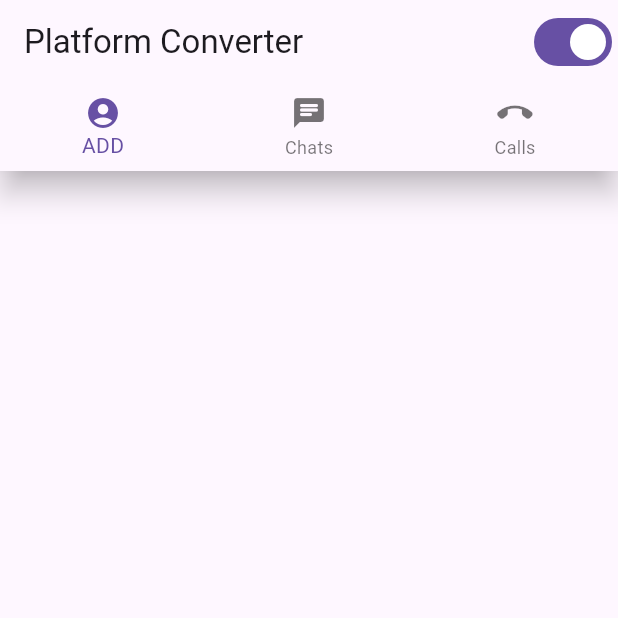
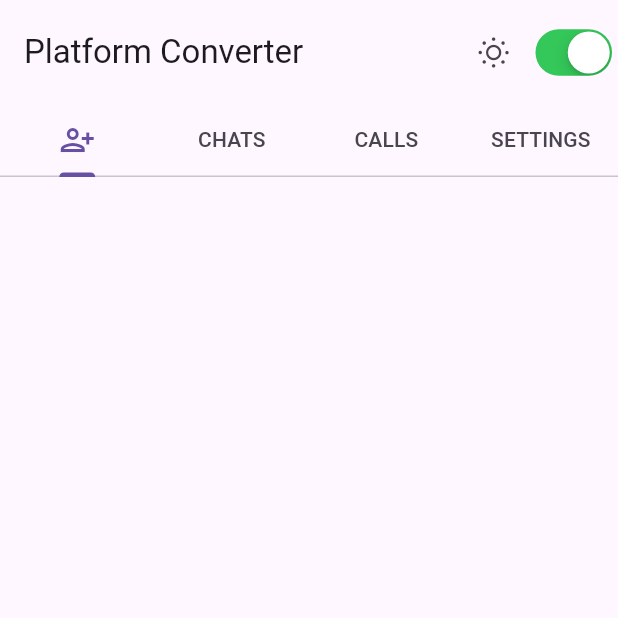
Before and after one commit to MilinMiroliya/platform_converter, a Flutter app: the screen it shows after launch, on a phone screen of 412 x 824 dp, the top half of it. Run offline on Flutter 3.47's test engine with Material 2 defaults, Android fonts, the phone set to English and light mode, and no system bars.

Commit message:
MM | 06-05-2023 11:16

```diff
--- a/lib/calls_page.dart
+++ b/lib/calls_page.dart
@@ -24,10 +24,6 @@ class _CallsPageState extends State<CallsPage> {
                   fontWeight: FontWeight.w500,
                 ),
               ),
-              Text(
-                "",
-                style: Theme.of(context).textTheme.headlineMedium,
-              ),
             ],
           ),
         ),
--- a/lib/chats_page.dart
+++ b/lib/chats_page.dart
@@ -10,8 +10,7 @@ class ChatsPage extends StatefulWidget {
 class _ChatsPageState extends State<ChatsPage> {
   @override
   Widget build(BuildContext context) {
-    return Consumer<MainProvider>(
-      builder: (context, provider, child) => Scaffold(
+    return Scaffold(
       body: Center(
         child: Column(
           mainAxisAlignment: MainAxisAlignment.center,
@@ -31,7 +30,6 @@ class _ChatsPageState extends State<ChatsPage> {
           ],
         ),
       ),
-      ),
     );
   }
 }
--- a/lib/main.dart
+++ b/lib/main.dart
@@ -1,7 +1,7 @@
+import 'package:flutter/cupertino.dart';
 import 'package:flutter/material.dart';
-import 'package:platform_converter/chats_page.dart';
-import 'package:platform_converter/main_provider.dart';
 import 'package:provider/provider.dart';
+import 'main_provider.dart';
 
 void main() {
   runApp(
@@ -14,57 +14,103 @@ void main() {
 
 class MyApp extends StatelessWidget {
   @override
+  int index = 0;
+
   Widget build(BuildContext context) {
     return MaterialApp(
       debugShowCheckedModeBanner: false,
-      theme: ThemeData(
+      theme: (Provider.of<MainProvider>(context, listen: false).isDarkView)
+          ? ThemeData.dark(useMaterial3: true)
+          : ThemeData.light(
               useMaterial3: true,
             ),
       home: Scaffold(
         appBar: AppBar(
+          toolbarHeight: 70,
           actions: [
-            Switch(
-              value: Provider.of<MainProvider>(context, listen: false).isIOS,
+            IconButton(
+              onPressed: () {
+                Provider.of<MainProvider>(context, listen: false).changeTheme();
+              },
+              icon: Icon(CupertinoIcons.sun_min),
+            ),
+            (Provider.of<MainProvider>(context, listen: false).isIOS)
+                ? CupertinoSwitch(
+                    onChanged: (val) {
+                      Provider.of<MainProvider>(context, listen: false)
+                          .changePlatform();
+                    },
+                    value: Provider.of<MainProvider>(context).isIOS,
+                  )
+                : Switch(
+                    value:
+                        Provider.of<MainProvider>(context, listen: false).isIOS,
                     onChanged: (val) {
                       Provider.of<MainProvider>(context, listen: false)
                           .changePlatform();
                     },
                   ),
           ],
-          title: Text("Platform Converter"),
+          title: const Text("Platform Converter"),
         ),
-        body: Column(
+        body: DefaultTabController(
+          length: 4,
+          child: Consumer<MainProvider>(
+            builder: (context, provider, child) => Column(
               children: [
-            BottomNavigationBar(
-              currentIndex: 0,
-              items: [
-                BottomNavigationBarItem(
-                  label: "ADD",
+                TabBar(
+                  onTap: (int val) {
+                    index = val;
+
+                    provider.pageList.elementAt(val);
+
+                    // ignore: avoid_print
+                    print(val);
+                  },
+                  tabs: const [
+                    Tab(
                       icon: Icon(
-                    Icons.account_circle_rounded,
+                        Icons.person_add_alt_1_outlined,
                       ),
                     ),
-                BottomNavigationBarItem(
-                  label: "Chats",
-                  icon: Icon(
-                    Icons.chat_rounded,
+                    Tab(
+                      child: Text(
+                        "CHATS",
+                        style: TextStyle(
+                          fontSize: 14,
+                          fontWeight: FontWeight.w500,
                         ),
                       ),
-                BottomNavigationBarItem(
-                  label: "Calls",
-                  icon: Icon(
-                    Icons.call_end_rounded,
+                    ),
+                    Tab(
+                      child: Text(
+                        "CALLS",
+                        style: TextStyle(
+                          fontSize: 14,
+                          fontWeight: FontWeight.w500,
                         ),
                       ),
-                // BottomNavigationBarItem(
-                //   label: "Settings",
-                //   icon: Icon(
-                //     Icons.settings,
-                //   ),
+                    ),
+                    Tab(
+                      child: Text(
+                        "SETTINGS",
+                        style: TextStyle(
+                          fontSize: 14,
+                          fontWeight: FontWeight.w500,
+                        ),
+                      ),
+                    ),
+                  ],
+                ),
+                // CustomScrollView(
+                //   slivers: [
+                //     provider.pageList.elementAt(index),
+                //   ],
+                //
                 // ),
               ],
             ),
-          ],
+          ),
         ),
       ),
     );
--- a/lib/main_provider.dart
+++ b/lib/main_provider.dart
@@ -1,10 +1,79 @@
 import 'package:flutter/material.dart';
 
-class MainProvider extends ChangeNotifier{
+class MainProvider extends ChangeNotifier {
   bool isIOS = true;
+  bool isDarkView = false;
 
-  changePlatform(){
+  changePlatform() {
     isIOS = !isIOS;
     notifyListeners();
   }
+
+  changeTheme() {
+    isDarkView = !isDarkView;
+    notifyListeners();
+  }
+
+  List<Widget> pageList = [
+    Center(
+      child: Column(
+        mainAxisAlignment: MainAxisAlignment.center,
+        children: <Widget>[
+          const Text(
+            'No any chats yet...',
+            style: TextStyle(
+              color: Colors.black,
+              fontSize: 16,
+              fontWeight: FontWeight.w500,
+            ),
+          ),
+        ],
+      ),
+    ),
+    Center(
+      child: Column(
+        mainAxisAlignment: MainAxisAlignment.center,
+        children: <Widget>[
+          const Text(
+            'No any chats yet...',
+            style: TextStyle(
+              color: Colors.black,
+              fontSize: 16,
+              fontWeight: FontWeight.w500,
+            ),
+          ),
+        ],
+      ),
+    ),
+    Center(
+      child: Column(
+        mainAxisAlignment: MainAxisAlignment.center,
+        children: <Widget>[
+          const Text(
+            'No any calls yet...',
+            style: TextStyle(
+              color: Colors.black,
+              fontSize: 16,
+              fontWeight: FontWeight.w500,
+            ),
+          ),
+        ],
+      ),
+    ),
+    Center(
+      child: Column(
+        mainAxisAlignment: MainAxisAlignment.center,
+        children: <Widget>[
+          const Text(
+            'No any calls yet...',
+            style: TextStyle(
+              color: Colors.black,
+              fontSize: 16,
+              fontWeight: FontWeight.w500,
+            ),
+          ),
+        ],
+      ),
+    ),
+  ];
 }
```
Lines whose indentation alone changed are shown as unchanged.
